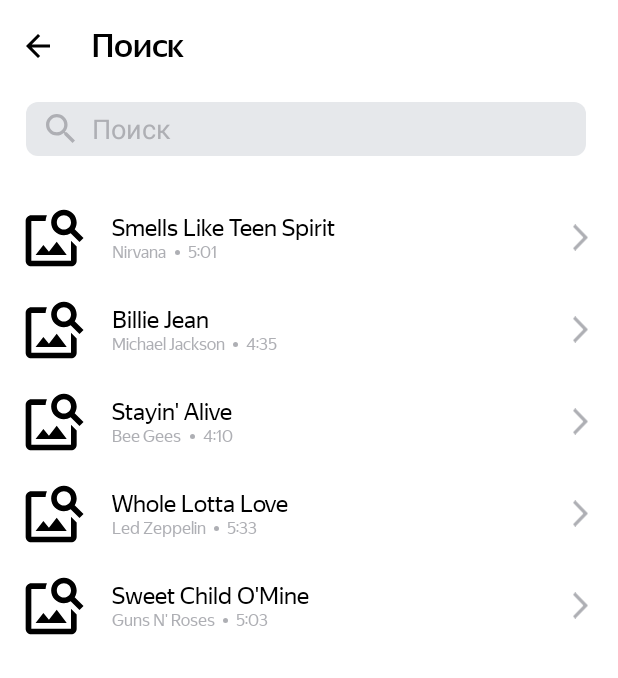
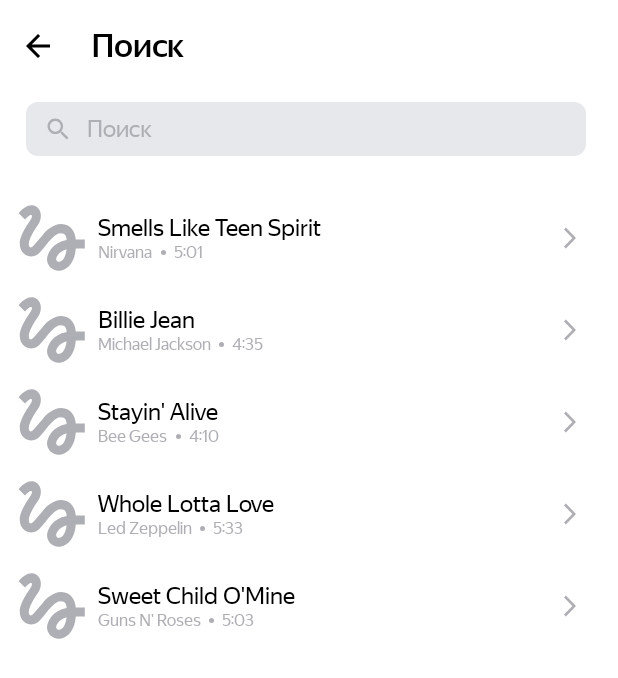
Before and after one commit to harhanov/PlaylistMaker, an Android app: the screen it shows after launch (SearchActivity), after a tap on "Поиск", on a phone screen of 412 x 824 dp. Shown: the top 678 px of the screen. Run offline under Robolectric (Android 15) with nearby library versions, the phone set to English and light mode, and no system bars; pictures from the network do not load.

```diff
--- a/app/src/main/java/com/practicum/playlistmaker/MainActivity.kt
+++ b/app/src/main/java/com/practicum/playlistmaker/MainActivity.kt
@@ -16,22 +16,21 @@ class MainActivity : AppCompatActivity() {
         val imageMedia = findViewById<Button>(R.id.button_media)
         val imageSettings = findViewById<Button>(R.id.button_settings)
 
-        imageMedia.setOnClickListener{
-            val mediaIntent = Intent(this, MainActivity::class.java)
-            startActivity(mediaIntent)
-
+        imageMedia.setOnClickListener {
+            navigateTo(MediaLibrary::class.java)
         }
 
-        imageSettings.setOnClickListener{
-            val settingsIntent = Intent(this, SettingsActivity::class.java)
-            startActivity(settingsIntent)
+        imageSettings.setOnClickListener {
+            navigateTo(SettingsActivity::class.java)
+        }
 
-        }
-        imageSearch.setOnClickListener{
-          val searchActivityIntent = Intent(this, SearchActivity::class.java)
-           startActivity(searchActivityIntent)
-
+        imageSearch.setOnClickListener {
+            navigateTo(SearchActivity::class.java)
         }
     }
 
+    private fun navigateTo(clazz: Class<out AppCompatActivity>) {
+        val intent = Intent(this, clazz)
+        startActivity(intent)
+    }
 }
--- a/app/src/main/java/com/practicum/playlistmaker/TrackListVH.kt
+++ b/app/src/main/java/com/practicum/playlistmaker/TrackListVH.kt
@@ -15,12 +15,13 @@ class TrackListVH (itemView: View): RecyclerView.ViewHolder(itemView) {
     private val songDuration: TextView = itemView.findViewById(R.id.song_duration)
 
     fun bind(item: Track) {
+        val radiusInPixels = itemView.resources.getDimensionPixelSize(R.dimen.cover_corner_radius)
 
         Glide.with(itemView)
             .load(item.artworkUrl100)
             .centerCrop()
-            .placeholder(R.drawable.image_search)
-            .transform(RoundedCorners(2))
+            .placeholder(R.drawable.crocozebra)
+            .transform(RoundedCorners(radiusInPixels))
             .into(songCoverImage)
 
         songTitle.text = item.trackName
--- a/app/src/main/res/drawable/arrow_forward.xml
+++ b/app/src/main/res/drawable/arrow_forward.xml
@@ -1,9 +1,9 @@
 <vector xmlns:android="http://schemas.android.com/apk/res/android"
-    android:width="8dp"
-    android:height="14dp"
-    android:viewportWidth="8"
-    android:viewportHeight="14">
+    android:width="24dp"
+    android:height="24dp"
+    android:viewportWidth="24"
+    android:viewportHeight="24">
   <path
-      android:pathData="M0,12.748L1.213,14L8,7L1.213,0L0,1.252L5.573,7L0,12.748Z"
-      android:fillColor="@color/dark_gray"/>
+      android:pathData="M8,17.749L9.213,19L16,12L9.213,5L8,6.252L13.573,12L8,17.749Z"
+      android:fillColor="#ffffff"/>
 </vector>
--- /dev/null
+++ b/app/src/main/res/drawable/clear_button.xml
@@ -0,0 +1,9 @@
+<vector xmlns:android="http://schemas.android.com/apk/res/android"
+    android:width="16dp"
+    android:height="16dp"
+    android:viewportWidth="16"
+    android:viewportHeight="16">
+  <path
+      android:pathData="M14,3.209L12.791,2L8,6.791L3.209,2L2,3.209L6.791,8L2,12.791L3.209,14L8,9.209L12.791,14L14,12.791L9.209,8L14,3.209Z"
+      android:fillColor="#AEAFB4"/>
+</vector>
--- /dev/null
+++ b/app/src/main/res/drawable/crocozebra.xml
@@ -0,0 +1,9 @@
+<vector xmlns:android="http://schemas.android.com/apk/res/android"
+    android:width="35dp"
+    android:height="35dp"
+    android:viewportWidth="35"
+    android:viewportHeight="35">
+  <path
+      android:pathData="M3.606,7.919C4.919,6.588 6.231,5.387 6.812,5.631C7.75,6.006 6.812,7.563 6.25,8.481C5.781,9.269 0.887,15.775 0.887,20.313C0.887,22.712 1.787,24.7 3.4,25.9C4.806,26.95 6.662,27.269 8.35,26.763C10.356,26.181 12.006,24.138 14.087,21.569C16.356,18.775 19.394,15.119 21.737,15.119C24.794,15.119 24.831,17.013 25.038,18.475C17.95,19.675 14.95,25.356 14.95,28.544C14.95,31.731 17.65,34.338 20.969,34.338C24.025,34.338 29.013,31.844 29.763,22.9H34.375V18.212H29.744C29.462,15.119 27.7,10.337 22.188,10.337C17.969,10.337 14.35,13.919 12.925,15.663C11.837,17.031 9.062,20.313 8.631,20.763C8.162,21.325 7.356,22.337 6.55,22.337C5.706,22.337 5.2,20.781 5.875,18.737C6.531,16.694 8.5,13.375 9.344,12.137C10.806,10 11.781,8.538 11.781,5.988C11.781,1.919 8.706,0.625 7.075,0.625C4.6,0.625 2.444,2.5 1.975,2.969C1.3,3.644 0.737,4.206 0.325,4.713L3.606,7.919ZM21.025,29.781C20.444,29.781 19.638,29.294 19.638,28.431C19.638,27.306 21.006,24.306 25.019,23.256C24.456,28.3 22.337,29.781 21.025,29.781Z"
+      android:fillColor="#AEAFB4"/>
+</vector>
--- a/app/src/main/res/drawable/search.xml
+++ b/app/src/main/res/drawable/search.xml
@@ -1,9 +1,9 @@
 <vector xmlns:android="http://schemas.android.com/apk/res/android"
-    android:width="19dp"
-    android:height="19dp"
-    android:viewportWidth="19"
-    android:viewportHeight="19">
+    android:width="16dp"
+    android:height="16dp"
+    android:viewportWidth="16"
+    android:viewportHeight="16">
   <path
-      android:pathData="M13.579,11.95H12.721L12.417,11.656C13.481,10.418 14.122,8.81 14.122,7.061C14.122,3.161 10.961,0 7.061,0C3.161,0 0,3.161 0,7.061C0,10.961 3.161,14.122 7.061,14.122C8.81,14.122 10.418,13.481 11.656,12.417L11.95,12.721V13.579L17.381,19L19,17.381L13.579,11.95V11.95ZM7.061,11.95C4.356,11.95 2.173,9.766 2.173,7.061C2.173,4.356 4.356,2.173 7.061,2.173C9.766,2.173 11.95,4.356 11.95,7.061C11.95,9.766 9.766,11.95 7.061,11.95Z"
+      android:pathData="M11.006,9.805H10.373L10.149,9.589C10.934,8.676 11.406,7.492 11.406,6.203C11.406,3.329 9.077,1 6.203,1C3.329,1 1,3.329 1,6.203C1,9.077 3.329,11.406 6.203,11.406C7.492,11.406 8.676,10.934 9.589,10.149L9.805,10.373V11.006L13.807,15L15,13.807L11.006,9.805ZM6.203,9.805C4.21,9.805 2.601,8.196 2.601,6.203C2.601,4.21 4.21,2.601 6.203,2.601C8.196,2.601 9.805,4.21 9.805,6.203C9.805,8.196 8.196,9.805 6.203,9.805Z"
       android:fillColor="#1A1B22"/>
 </vector>
--- a/app/src/main/res/layout/activity_search.xml
+++ b/app/src/main/res/layout/activity_search.xml
@@ -1,6 +1,4 @@
-
-<LinearLayout
-    xmlns:android="http://schemas.android.com/apk/res/android"
+<LinearLayout xmlns:android="http://schemas.android.com/apk/res/android"
     xmlns:app="http://schemas.android.com/apk/res-auto"
     xmlns:tools="http://schemas.android.com/tools"
     android:layout_width="match_parent"
@@ -19,17 +17,16 @@
             android:id="@+id/searchBackButton"
             style="@style/backArrow"
             android:layout_alignTop="@id/searchText"
-            android:layout_alignBottom="@id/searchText"
-            />
+            android:layout_alignBottom="@id/searchText" />
 
         <TextView
             android:id="@+id/searchText"
             android:layout_width="wrap_content"
             android:layout_height="wrap_content"
-            android:text="@string/search"
             android:layout_toEndOf="@id/searchBackButton"
             android:paddingStart="@dimen/largePadding"
-            android:textAppearance="@style/title2"/>
+            android:text="@string/search"
+            android:textAppearance="@style/title2" />
 
     </RelativeLayout>
 
@@ -37,22 +34,22 @@
     <LinearLayout
         android:layout_width="match_parent"
         android:layout_height="wrap_content"
+        android:layout_marginStart="@dimen/standard_margin"
+        android:layout_marginTop="@dimen/search_margin"
+        android:layout_marginEnd="@dimen/end_margin"
+        android:layout_marginBottom="@dimen/search_margin"
+        android:background="@drawable/rounded_background"
+        android:gravity="center_vertical"
         android:orientation="horizontal"
-        android:background="@drawable/rounded_background"
         android:paddingStart="@dimen/standardPadding"
-        android:paddingEnd="@dimen/standardPadding"
-        android:layout_marginStart="@dimen/standard_margin"
-        android:layout_marginEnd="@dimen/end_margin"
-        android:layout_marginBottom="24dp"
-        android:layout_marginTop="24dp"
-        android:gravity="center_vertical">
+        android:paddingEnd="@dimen/standardPadding">
 
         <ImageView
             android:layout_width="wrap_content"
             android:layout_height="wrap_content"
+            android:paddingEnd="@dimen/minPadding"
             android:src="@drawable/search"
             android:tint="?attr/searchHintColor"
-            android:paddingEnd="@dimen/minPadding"
             tools:ignore="UseAppTint" />
 
         <EditText
@@ -63,30 +60,32 @@
             android:background="@android:color/transparent"
             android:hint="@string/search"
             android:inputType="text"
+            android:textColor="@android:color/black"
             android:maxLines="1"
             android:minHeight="@dimen/minimalHeight"
-            android:textColorHint="?attr/searchHintColor" />
+            android:textColorHint="?attr/searchHintColor"
+            android:textAppearance="@style/ys_regular"/>
 
         <ImageView
             android:id="@+id/clearIcon"
             android:layout_width="wrap_content"
             android:layout_height="wrap_content"
             android:layout_gravity="center"
-            android:src="@android:drawable/ic_menu_close_clear_cancel"
+            android:src="@drawable/clear_button"
             android:visibility="gone"
-            />
+            app:tint="?attr/searchHintColor" />
 
     </LinearLayout>
 
     <androidx.recyclerview.widget.RecyclerView
         android:id="@+id/rvSongsList"
-        android:layout_marginStart="13dp"
-        android:layout_marginEnd="20dp"
         android:layout_width="match_parent"
         android:layout_height="wrap_content"
+        android:layout_marginStart="12dp"
+        android:layout_marginEnd="20dp"
+        android:orientation="vertical"
         app:layoutManager="androidx.recyclerview.widget.LinearLayoutManager"
-        android:orientation="vertical"
-        tools:listitem="@layout/list_item"
-        tools:itemCount="5"/>
+        tools:itemCount="5"
+        tools:listitem="@layout/list_item" />
 
 </LinearLayout>
--- a/app/src/main/res/layout/list_item.xml
+++ b/app/src/main/res/layout/list_item.xml
@@ -4,35 +4,34 @@
     xmlns:tools="http://schemas.android.com/tools"
     android:layout_width="match_parent"
     android:layout_height="wrap_content"
-    android:gravity="center_vertical"
     android:layout_marginTop="@dimen/list_item_padding"
     android:layout_marginBottom="@dimen/list_item_padding"
-    >
+    android:gravity="center_vertical">
 
     <ImageView
         android:id="@+id/song_cover_image"
         android:layout_width="@dimen/cover_side"
-        android:layout_height="@dimen/cover_side"
-        />
+        android:layout_height="@dimen/cover_side" />
 
     <LinearLayout
         android:layout_width="0dp"
         android:layout_height="wrap_content"
+        android:layout_marginStart="@dimen/margin8"
         android:layout_weight="1"
-        android:orientation="vertical"
-        android:layout_marginStart="16dp"
-        android:gravity="center_vertical">
+        android:gravity="center_vertical"
+        android:orientation="vertical">
 
         <TextView
             android:id="@+id/song_title"
             android:layout_width="wrap_content"
             android:layout_height="wrap_content"
-            tools:text="Song Title"
+            android:ellipsize="end"
+            android:fontFamily="@font/ys_display_regular"
+            android:maxLength="40"
+            android:maxLines="1"
             android:textColor="?attr/colorOnSecondary"
-            android:ellipsize="end"
             android:textSize="16sp"
-            android:fontFamily = "@font/ys_display_regular"
-            tools:ignore="ExtraText" />
+            tools:text="Song Title" />
 
         <LinearLayout
             android:layout_width="wrap_content"
@@ -41,42 +40,34 @@
 
             <TextView
                 android:id="@+id/song_artist"
-                android:layout_width="wrap_content"
-                android:layout_height="wrap_content"
-                tools:text="Song Artist"
-                android:ellipsize="end"
-                android:textColor="?attr/titleColor"
-                android:fontFamily = "@font/ys_display_regular"
-                android:textSize="11sp"/>
+                style="@style/BottomText"
+                android:maxLength="50"
+                tools:text="Song Artist" />
 
             <ImageView
                 android:layout_width="@dimen/circle_side"
                 android:layout_height="@dimen/circle_side"
+                android:layout_gravity="center_vertical"
                 android:layout_marginStart="@dimen/circle_margin"
                 android:layout_marginEnd="@dimen/circle_margin"
-                android:layout_gravity="center_vertical"
                 android:background="@drawable/ellipse_1"
                 app:tint="?attr/titleColor" />
 
             <TextView
                 android:id="@+id/song_duration"
-                android:layout_width="wrap_content"
-                android:layout_height="wrap_content"
-                tools:text="3:45"
-                android:textColor="?attr/titleColor"
-                android:fontFamily="@font/ys_display_regular"
-                android:textSize="11sp"/>
+                style="@style/BottomText"
+                tools:text="3:45" />
         </LinearLayout>
     </LinearLayout>
 
     <ImageView
         android:id="@+id/right_arrow"
-        android:layout_width="10dp"
-        android:layout_height="18dp"
+        android:layout_marginStart="@dimen/margin8"
+        android:layout_width="wrap_content"
+        android:layout_height="wrap_content"
         android:layout_alignParentRight="true"
         android:layout_centerVertical="true"
         android:src="@drawable/arrow_forward"
-        app:tint="?attr/titleColor"
-        />
+        app:tint="?attr/titleColor" />
 
 </LinearLayout>
--- a/app/src/main/res/values-night/themes.xml
+++ b/app/src/main/res/values-night/themes.xml
@@ -1,6 +1,6 @@
 <resources xmlns:tools="http://schemas.android.com/tools">
     <!-- Base application theme. -->
-    <style name="Theme.PlaylistMaker" parent="Theme.MaterialComponents.DayNight.DarkActionBar">
+    <style name="Theme.PlaylistMaker" parent="Theme.MaterialComponents.DayNight.NoActionBar">
         <!-- Primary brand color. -->
         <item name="colorPrimary">@color/purple_200</item>
         <item name="colorPrimaryVariant">@color/purple_700</item>
--- a/app/src/main/res/values/dimens.xml
+++ b/app/src/main/res/values/dimens.xml
@@ -7,6 +7,7 @@
         <dimen name="button_margin_top">10dp</dimen>
         <dimen name="corner_radius_button">15dp</dimen>
         <dimen name="corner_radius_search">8dp</dimen>
+        <dimen name="cover_corner_radius">2dp</dimen>
         <dimen name="standardPadding">13dp</dimen>
         <dimen name="minPadding">11dp</dimen>
         <dimen name="largePadding">28dp</dimen>
@@ -15,4 +16,9 @@
         <dimen name="circle_side">3dp</dimen>
         <dimen name="circle_margin">5dp</dimen>
         <dimen name="list_item_padding">8dp</dimen>
+        <dimen name="side_icons">24dp</dimen>
+        <dimen name="search_margin">24dp</dimen>
+        <dimen name="artist_text_size">11sp</dimen>
+        <dimen name="titlesMaxLengthSize">40</dimen>
+    <dimen name="margin8">8dp</dimen>
 </resources>
--- a/app/src/main/res/values/style.xml
+++ b/app/src/main/res/values/style.xml
@@ -60,6 +60,16 @@
         <item name="android:layout_marginEnd">@dimen/end_margin</item>
     </style>
 
+    <style name="BottomText">
+        <item name="android:layout_width">wrap_content</item>
+        <item name="android:layout_height">wrap_content</item>
+        <item name="android:ellipsize">end</item>
+        <item name="android:fontFamily">@font/ys_display_regular</item>
+        <item name="android:textSize">@dimen/artist_text_size</item>
+        <item name="android:textColor">?attr/titleColor</item>
+        <item name="maxLines">1</item>
+    </style>
+
     <style name="backArrow">
         <item name="android:src">@drawable/arrow_back</item>
         <item name="android:layout_width">wrap_content</item>
```
Also changed, not shown: app/src/main/res/drawable/share.xml (+5 -5 lines), app/src/main/res/drawable/support.xml (+8 -8 lines), app/src/main/res/layout/activity_main.xml (+7 -7 lines), app/src/main/res/layout/activity_settings.xml (+11 -13 lines).
